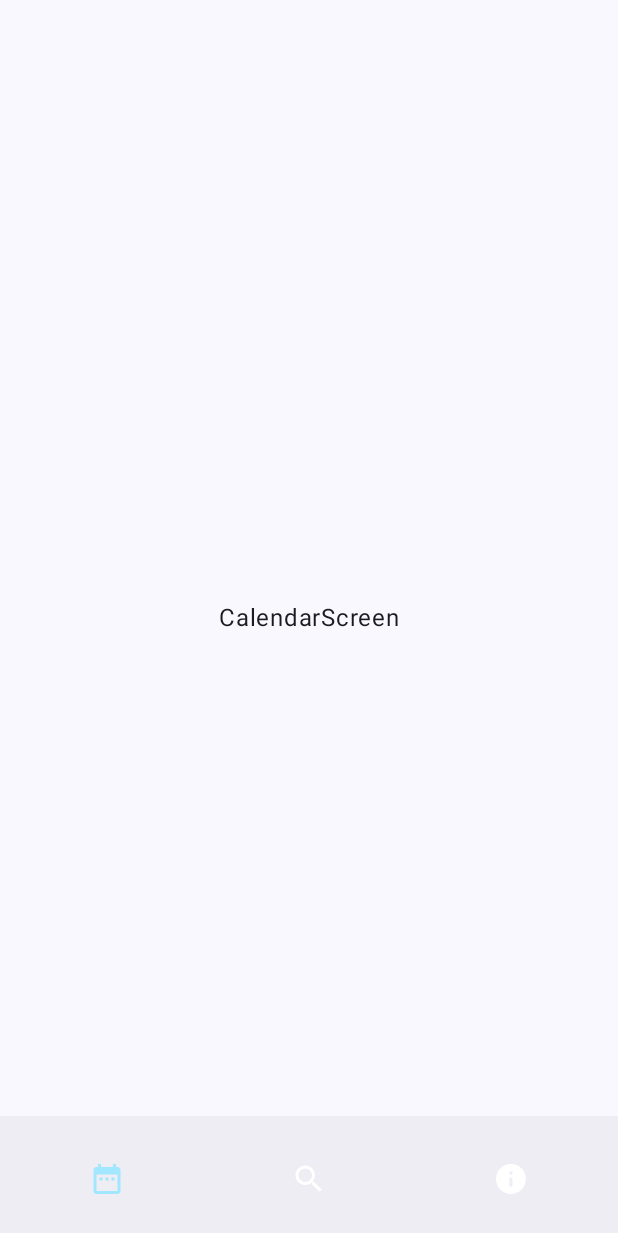
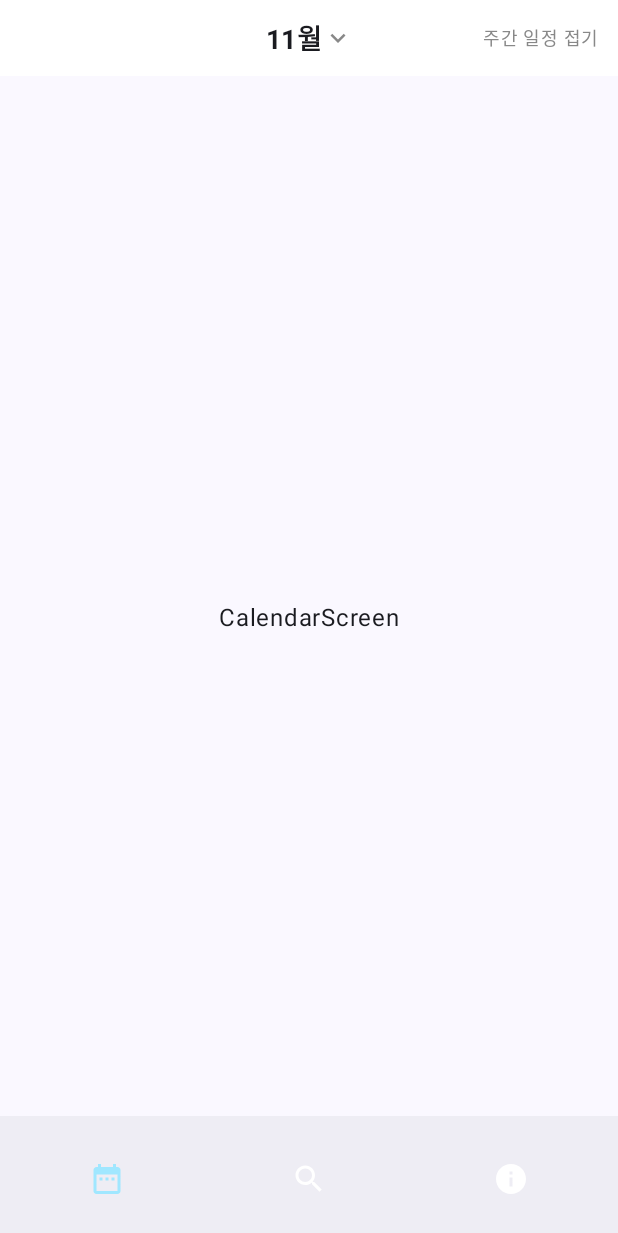
Before and after one commit to msy4808/SmartCalendar, an Android app built with Jetpack Compose: the MainActivity screen opened directly, with no data from a screen before it, on a phone screen of 412 x 824 dp. Before the commit the part shown is almost empty. Shown: the top 1233 px of the screen. Run offline under Robolectric (Android 15) with nearby library versions, the phone set to English and light mode, and no system bars; our stand-ins replace Dagger/Hilt's generated code.

Commit message:
Add CalendarTopBar

```diff
--- a/app/build.gradle.kts
+++ b/app/build.gradle.kts
@@ -46,6 +46,7 @@ android {
     packaging {
         resources {
             excludes += "/META-INF/{AL2.0,LGPL2.1}"
+            excludes += "META-INF/gradle/incremental.annotation.processors"
         }
     }
 }
--- a/app/src/main/java/com/mun/smartcalendar/CalendarScreen.kt
+++ b/app/src/main/java/com/mun/smartcalendar/CalendarScreen.kt
@@ -1,10 +1,17 @@
 package com.mun.smartcalendar
 
 import android.content.Context
+import android.os.Build
 import androidx.compose.foundation.layout.Box
 import androidx.compose.foundation.layout.fillMaxSize
 import androidx.compose.material3.Text
 import androidx.compose.runtime.Composable
+import androidx.compose.runtime.collectAsState
+import androidx.compose.runtime.getValue
+import androidx.compose.runtime.mutableStateOf
+import androidx.compose.runtime.remember
+import androidx.compose.runtime.saveable.rememberSaveable
+import androidx.compose.runtime.setValue
 import androidx.compose.ui.Alignment
 import androidx.compose.ui.Modifier
 import androidx.navigation.NavController
@@ -14,6 +21,30 @@ fun CalendarScreen(context: Context,
                    navController: NavController,
                    modifier: Modifier = Modifier
 ) {
+    val calendarViewModel = CalendarViewModel()
+    val selectedDate by calendarViewModel.selectedDate.collectAsState()
+    val totalWeeks = if (Build.VERSION.SDK_INT >= Build.VERSION_CODES.O) {
+        getWeeksOfMonth(selectedDate.year, selectedDate.monthValue, selectedDate.month.maxLength())
+    } else {
+        TODO("VERSION.SDK_INT < O")
+    }
+    val selectedWeeks = getWeeksOfMonth(selectedDate.year, selectedDate.monthValue, selectedDate.dayOfMonth)
+
+    var isExpanded by rememberSaveable { mutableStateOf(false) }
+    var showCalendarBottomSheet by remember { mutableStateOf(false) }
+
+    MainTopBar(
+        title = selectedDate.monthValue.toString().padStart(2,'0') + "월",
+        titleIcon = true,
+        enableExpandButton = true,
+        onClickExpandButton = {
+            isExpanded = !isExpanded
+        },
+        onClickTitle = {
+            showCalendarBottomSheet = true
+        },
+        enableBackButton = false
+    )
     Box(modifier.fillMaxSize(),
         contentAlignment = Alignment.Center) {
         Text(text = "CalendarScreen")
--- /dev/null
+++ b/app/src/main/java/com/mun/smartcalendar/CalendarTopBar.kt
@@ -0,0 +1,96 @@
+package com.mun.smartcalendar
+
+import androidx.compose.foundation.background
+import androidx.compose.foundation.clickable
+import androidx.compose.foundation.interaction.MutableInteractionSource
+import androidx.compose.foundation.layout.Box
+import androidx.compose.foundation.layout.Row
+import androidx.compose.foundation.layout.fillMaxWidth
+import androidx.compose.foundation.layout.padding
+import androidx.compose.foundation.layout.size
+import androidx.compose.material.icons.Icons
+import androidx.compose.material.icons.filled.KeyboardArrowDown
+import androidx.compose.material.icons.filled.KeyboardArrowLeft
+import androidx.compose.material3.Icon
+import androidx.compose.material3.MaterialTheme
+import androidx.compose.material3.Text
+import androidx.compose.runtime.Composable
+import androidx.compose.runtime.remember
+import androidx.compose.ui.Alignment
+import androidx.compose.ui.Modifier
+import androidx.compose.ui.graphics.Color
+import androidx.compose.ui.text.font.FontWeight
+import androidx.compose.ui.unit.dp
+import androidx.compose.ui.unit.sp
+
+@Composable
+fun MainTopBar(
+    title: String,
+    titleIcon: Boolean = false,
+    enableExpandButton: Boolean = false,
+    enableBackButton: Boolean = false,
+    onClickExpandButton: () -> Unit = {},
+    onClickBackButton: () -> Unit = {},
+    onClickTitle: () -> Unit = {},
+    modifier: Modifier = Modifier
+) {
+    Box(
+        modifier = modifier
+            .fillMaxWidth()
+            .background(color = Color.White)
+            .padding(all = 12.dp)
+    ) {
+        if (enableBackButton) {
+            Icon(
+                modifier = modifier
+                    .align(Alignment.CenterStart)
+                    .clickable(
+                        interactionSource = remember { MutableInteractionSource() },
+                        indication = null,
+                        onClick = onClickBackButton
+                    ),
+                imageVector = Icons.Default.KeyboardArrowLeft,
+                contentDescription = null
+            )
+        }
+        Row(
+            modifier = modifier
+                .align(Alignment.Center)
+                .clickable(
+                    interactionSource = remember { MutableInteractionSource() },
+                    indication = null,
+                    onClick = onClickTitle
+                ),
+            verticalAlignment = Alignment.CenterVertically
+        ) {
+            Text(
+                text = title,
+                style = MaterialTheme.typography.titleMedium,
+                fontWeight = FontWeight.Bold,
+                fontSize = 18.sp
+            )
+            if (titleIcon) {
+                Icon(
+                    modifier = modifier.size(20.dp),
+                    imageVector = Icons.Default.KeyboardArrowDown,
+                    contentDescription = null,
+                    tint = Color.Gray
+                )
+            }
+        }
+        if (enableExpandButton) {
+            Text(
+                modifier = modifier
+                    .align(Alignment.CenterEnd)
+                    .clickable(
+                        interactionSource = remember { MutableInteractionSource() },
+                        indication = null,
+                        onClick = onClickExpandButton
+                    ),
+                text = "주간 일정 접기",
+                color = Color.Gray,
+                fontSize = 12.sp
+            )
+        }
+    }
+}
--- /dev/null
+++ b/app/src/main/java/com/mun/smartcalendar/Extensions.kt
@@ -0,0 +1,17 @@
+package com.mun.smartcalendar
+
+import java.util.Calendar
+
+fun getWeeksOfMonth(year: Int, month: Int, day: Int): Int {
+    val calendar = Calendar.getInstance()
+    calendar.set(year, month-1, day)
+    return calendar.get(Calendar.WEEK_OF_MONTH)
+}
+
+fun toDateString(month: Int, day: Int, dayOfWeeks: String): String {
+    return "${month.toString().padStart(2,'0')}월 ${day.toString().padStart(2,'0')}일 (${dayOfWeeks})"
+}
+
+fun toCalendarTitle(year: Int, month: Int): String {
+    return "${year}년 ${month.toString().padStart(2,'0')}월"
+}
```
